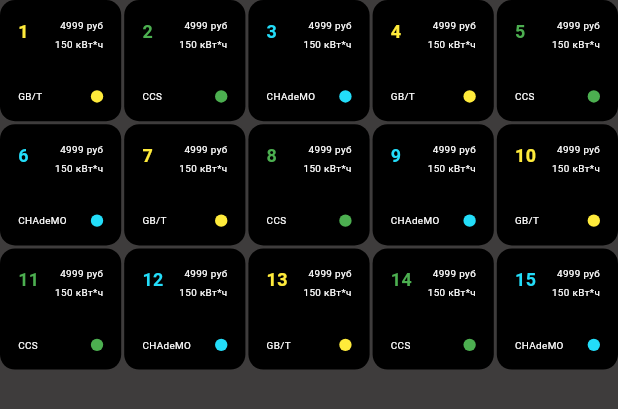
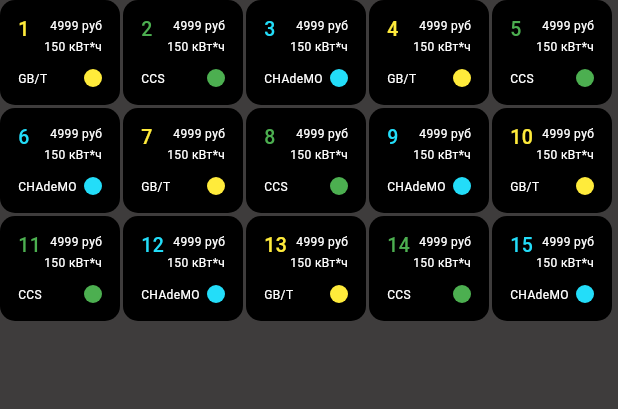
Before and after one commit to chudo1319/electricity, a Flutter app: the ChargerGrid widget shown alone on an empty page, opened directly, on a phone screen of 412 x 824 dp. Shown: the top 409 px of the screen. Run offline on Flutter 3.47's test engine with Material 3 defaults, Android fonts, the phone set to English and light mode, and no system bars; our stand-ins replace auto_route, flutter_svg, gap, pinput; missing offline and left inert: theme_tailor_annotation; Roboto replaces fonts that are missing (OpenSans).

Commit message:
[Fix] Add an inactivity timer to the home screen, change grid to wrap

```diff
--- a/lib/common/styles/app_sizes.dart
+++ b/lib/common/styles/app_sizes.dart
@@ -51,8 +51,11 @@ abstract class AppSizes {
   /// Value double 60.
   static const double60 = 60.0;
 
-  /// Value double 60.
+  /// Value double 70.
   static const double70 = 70.0;
+
+  /// Value double 80.
+  static const double80 = 80.0;
 
   /// Value double 100.
   static const double100 = 100.0;
--- a/lib/common/styles/text/app_text_scheme.dart
+++ b/lib/common/styles/text/app_text_scheme.dart
@@ -6,9 +6,10 @@ part 'app_text_scheme.tailor.dart';
 
 /// App text style scheme.
 @TailorMixin(themeGetter: ThemeGetter.none)
-class AppTextScheme extends ThemeExtension<AppTextScheme> with _$AppTextSchemeTailorMixin {
+class AppTextScheme extends ThemeExtension<AppTextScheme>
+    with _$AppTextSchemeTailorMixin {
   const AppTextScheme({
-    required this.regular3,
+    required this.regular8,
     required this.regular11,
     required this.regular12,
     required this.regular13,
@@ -37,7 +38,7 @@ class AppTextScheme extends ThemeExtension<AppTextScheme> with _$AppTextSchemeTa
 
   /// Base app text theme.
   AppTextScheme.base([Color? color])
-      : regular3 = AppTextStyle.regular3.value.copyWith(color: color),
+    : regular8 = AppTextStyle.regular8.value.copyWith(color: color),
       regular11 = AppTextStyle.regular11.value.copyWith(color: color),
       regular12 = AppTextStyle.regular12.value.copyWith(color: color),
       regular13 = AppTextStyle.regular13.value.copyWith(color: color),
@@ -64,7 +65,7 @@ class AppTextScheme extends ThemeExtension<AppTextScheme> with _$AppTextSchemeTa
       medium24 = AppTextStyle.medium24.value.copyWith(color: color);
 
   @override
-  final TextStyle regular3;
+  final TextStyle regular8;
   @override
   final TextStyle regular11;
   @override
--- a/lib/common/styles/text/text_style.dart
+++ b/lib/common/styles/text/text_style.dart
@@ -65,11 +65,11 @@ enum AppTextStyle {
       height: 1.2,
     ),
   ),
-  regular3(
+  regular8(
     TextStyle(
       fontFamily: 'OpenSans',
       fontWeight: FontWeight.w400,
-      fontSize: 11,
+      fontSize: 8,
       height: 1.2,
     ),
   ),
--- a/lib/screens/main/widgets/charger_grid.dart
+++ b/lib/screens/main/widgets/charger_grid.dart
@@ -12,7 +12,11 @@ class ChargerGrid extends StatelessWidget {
       final id = index + 1;
       final types = ['GB/T', 'CCS', 'CHAdeMO'];
       final typeIndex = index % 3;
-      final statusColors = [Colors.yellow, Colors.green, context.color.positive];
+      final statusColors = [
+        Colors.yellow,
+        Colors.green,
+        context.color.positive,
+      ];
       final color = statusColors[typeIndex];
 
       return ChargerGridItem(
@@ -24,19 +28,7 @@ class ChargerGrid extends StatelessWidget {
       );
     });
 
-    return GridView.builder(
-      shrinkWrap: true,
-      physics: const NeverScrollableScrollPhysics(),
-      itemCount: chargers.length,
-      gridDelegate: SliverGridDelegateWithFixedCrossAxisCount(
-        crossAxisCount: 5,
-        crossAxisSpacing: 2,
-        mainAxisSpacing: 2,
-      ),
-      itemBuilder: (context, index) {
-        return chargers[index];
-      },
-    );
+    return Wrap(spacing: 2, runSpacing: 2, children: chargers);
   }
 }
 
@@ -59,6 +51,8 @@ class ChargerGridItem extends StatelessWidget {
   @override
   Widget build(BuildContext context) {
     return Container(
+      height: AppSizes.double70,
+      width: AppSizes.double80,
       padding: const EdgeInsets.all(12),
       decoration: BoxDecoration(
         color: context.color.shimmer,
@@ -73,27 +67,21 @@ class ChargerGridItem extends StatelessWidget {
             children: [
               Text(
                 number.toString(),
-                style: TextStyle(
-                  fontSize: MediaQuery.of(context).size.width * 0.029,
-                  fontWeight: FontWeight.w600,
-                  color: status,
-                ),
+                style: context.text.medium13.copyWith(color: status),
               ),
               Column(
                 crossAxisAlignment: CrossAxisAlignment.end,
                 children: [
                   Text(
                     '$rubles руб',
-                    style: TextStyle(
-                      fontSize: MediaQuery.of(context).size.width * 0.016,
+                    style: context.text.regular8.copyWith(
                       color: context.color.onSecondary,
                     ),
                   ),
                   Gap(AppSizes.double4),
                   Text(
                     '$energy кВт*ч',
-                    style: TextStyle(
-                      fontSize: MediaQuery.of(context).size.width * 0.016,
+                    style: context.text.regular8.copyWith(
                       color: context.color.onSecondary,
                     ),
                   ),
@@ -106,14 +94,13 @@ class ChargerGridItem extends StatelessWidget {
             children: [
               Text(
                 type,
-                style: TextStyle(
-                  fontSize: MediaQuery.of(context).size.width * 0.016,
+                style: context.text.regular8.copyWith(
                   color: context.color.onSecondary,
                 ),
               ),
               Container(
-                width: MediaQuery.of(context).size.width * 0.02,
-                height: MediaQuery.of(context).size.width * 0.02,
+                width: AppSizes.double12,
+                height: AppSizes.double12,
                 decoration: BoxDecoration(
                   color: status,
                   shape: BoxShape.circle,
```
Also changed, not shown: lib/common/styles/text/app_text_scheme.tailor.dart (+6 -6 lines), lib/screens/main/main_screen.dart (+22 -2 lines), lib/screens/main/widgets/drawer_buttons.dart (+12 -4 lines). Lines whose indentation alone changed are shown as unchanged.
